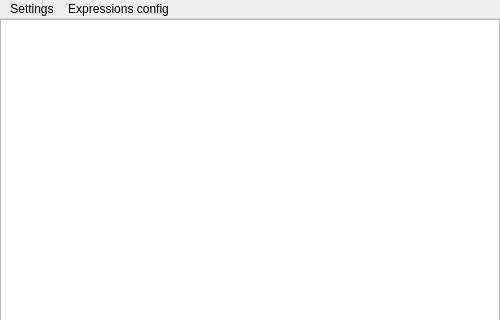
The window that mainwindow.ui (Cominta/NerCalc) describes before a commit, drawn with Qt 5; both pictures show x 0 to 500 and y 0 to 320 of the 500 by 600 pixel window.
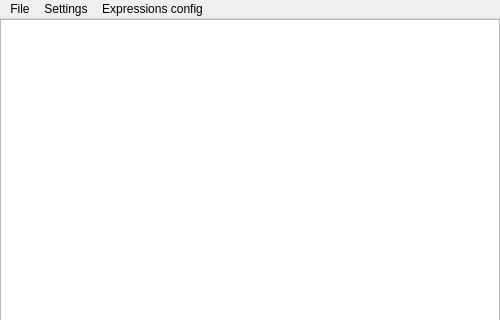
The same window after the commit.

The edit to the form file:
```diff
--- a/mainwindow.ui
+++ b/mainwindow.ui
@@ -66,6 +66,14 @@
     <addaction name="menuSpacing_after"/>
     <addaction name="actionSet_precision"/>
    </widget>
+   <widget class="QMenu" name="menuFile">
+    <property name="title">
+     <string>File</string>
+    </property>
+    <addaction name="actionSave_as"/>
+    <addaction name="actionLoad"/>
+   </widget>
+   <addaction name="menuFile"/>
    <addaction name="menuSettings"/>
    <addaction name="menuExpressions_config"/>
   </widget>
```
Left out of the diff: 10 changed lines with no effect on the pictures.
